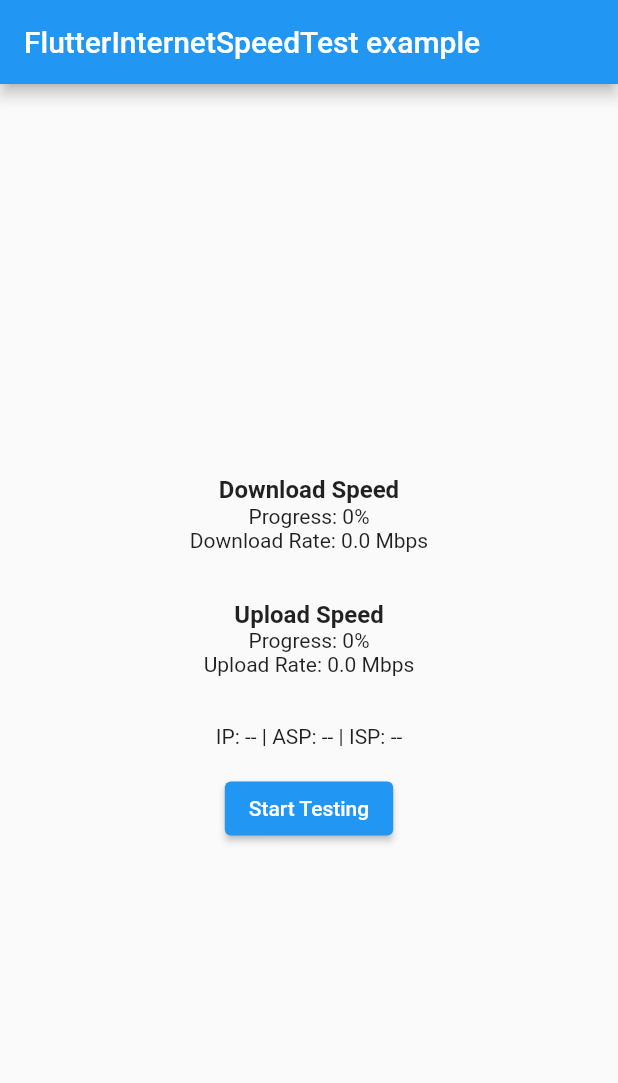
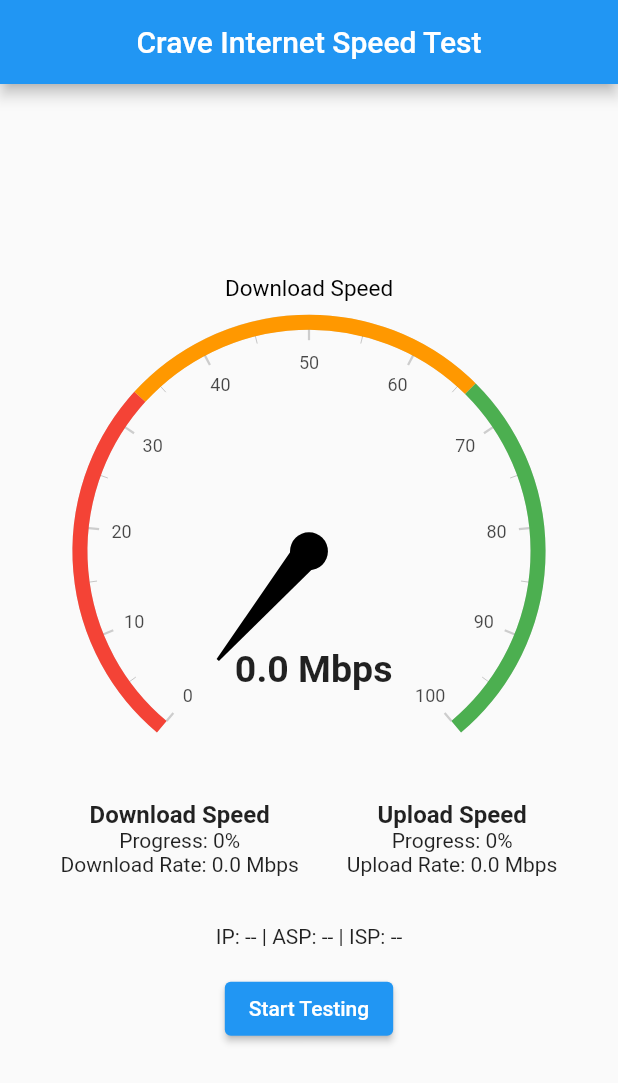
Before and after one commit to shaz-tech/flutter_internet_speed_test, a Flutter app: the screen it shows after launch, on a phone screen of 412 x 824 dp. Shown: the top 1083 px of the screen. Run offline on Flutter 3.47's test engine with Material 2 defaults, Android fonts, the phone set to English and light mode, and no system bars; drawn by our look-alikes of syncfusion_flutter_gauges; our stand-ins replace connectivity_plus, flutter_riverpod, flutter_spinkit, logger, plugin_platform_interface; missing offline and left inert: kdgaugeview, tuple_dart.

Commit message:
added speedometer

```diff
--- a/example/lib/main.dart
+++ b/example/lib/main.dart
@@ -1,6 +1,10 @@
 import 'package:flutter/foundation.dart';
 import 'package:flutter/material.dart';
 import 'package:flutter_internet_speed_test/flutter_internet_speed_test.dart';
+import 'package:flutter_spinkit/flutter_spinkit.dart';
+import 'package:kdgaugeview/kdgaugeview.dart';
+import 'package:syncfusion_flutter_gauges/gauges.dart';
+import 'package:flutter_riverpod/flutter_riverpod.dart';
 
 void main() {
   runApp(const MyApp());
@@ -16,6 +20,8 @@
 class _MyAppState extends State<MyApp> {
   final internetSpeedTest = FlutterInternetSpeedTest()..enableLog();
 
+  bool abcdef = true;
+
   bool _testInProgress = false;
   double _downloadRate = 0;
   double _uploadRate = 0;
@@ -24,6 +30,8 @@
   int _downloadCompletionTime = 0;
   int _uploadCompletionTime = 0;
   bool _isServerSelectionInProgress = false;
+
+  GlobalKey<KdGaugeViewState> key = GlobalKey<KdGaugeViewState>();
 
   String? _ip;
   String? _asn;
@@ -44,14 +52,61 @@
     return MaterialApp(
       home: Scaffold(
         appBar: AppBar(
-          title: const Text('FlutterInternetSpeedTest example'),
+          title: Center(child: const Text('Crave Internet Speed Test')),
         ),
         body: Center(
           child: Column(
             mainAxisSize: MainAxisSize.min,
             children: <Widget>[
+              SfRadialGauge(
+                title: GaugeTitle(
+                    text: abcdef ? 'Download Speed' : 'Upload Speed'),
+                enableLoadingAnimation: true,
+                axes: <RadialAxis>[
+                  RadialAxis(minimum: 0, maximum: 100, ranges: <GaugeRange>[
+                    GaugeRange(
+                        startValue: 0,
+                        endValue: 33,
+                        color: Colors.red,
+                        startWidth: 10,
+                        endWidth: 10),
+                    GaugeRange(
+                        startValue: 33,
+                        endValue: 66,
+                        color: Colors.orange,
+                        startWidth: 10,
+                        endWidth: 10),
+                    GaugeRange(
+                        startValue: 66,
+                        endValue: 100,
+                        color: Colors.green,
+                        startWidth: 10,
+                        endWidth: 10)
+                  ], pointers: <GaugePointer>[
+                    NeedlePointer(value: abcdef ? _downloadRate : _uploadRate,
+                    enableAnimation: true,
+
+                    ),
+                  ], annotations: <GaugeAnnotation>[
+                    GaugeAnnotation(
+                        widget: Container(
+                            child: Text(
+                                abcdef
+                                    ? ' $_downloadRate'+ ' Mbps'
+                                    : '$_uploadRate' + ' Mbps',
+                                style: TextStyle(
+                                    fontSize: 25,
+                                    fontWeight: FontWeight.bold))),
+                        angle: 90,
+                        positionFactor: 0.5)
+                  ]),
+                ],
+              ),
+              Row(
+                mainAxisAlignment: MainAxisAlignment.center,
+                children: [
                   Column(
-                mainAxisAlignment: MainAxisAlignment.center,
+                    // mainAxisAlignment: MainAxisAlignment.center,
                     children: <Widget>[
                       const Text(
                         'Download Speed',
@@ -68,7 +123,7 @@
                     ],
                   ),
                   const SizedBox(
-                height: 32.0,
+                    width: 32.0,
                   ),
                   Column(
                     mainAxisAlignment: MainAxisAlignment.center,
@@ -85,6 +140,8 @@
                       if (_uploadCompletionTime > 0)
                         Text(
                             'Time taken: ${(_uploadCompletionTime / 1000).toStringAsFixed(2)} sec(s)'),
+                    ],
+                  ),
                 ],
               ),
               const SizedBox(
@@ -162,6 +219,7 @@
                         _unitText =
                             data.unit == SpeedUnit.kbps ? 'Kbps' : 'Mbps';
                         _downloadCompletionTime = data.durationInMillis;
+                        abcdef = false;
                       });
                     }, onUploadComplete: (TestResult data) {
                       setState(() {
@@ -169,6 +227,7 @@
                         _unitText =
                             data.unit == SpeedUnit.kbps ? 'Kbps' : 'Mbps';
                         _uploadCompletionTime = data.durationInMillis;
+                        abcdef = true;
                       });
                     }, onCancel: () {
                       reset();
@@ -176,7 +235,23 @@
                   },
                 )
               } else ...{
-                const CircularProgressIndicator(),
+                // CircularProgressIndicator()
+                // SpinKitThreeInOut(
+                //
+                //   size: 50.0,
+                //   color: Colors.grey,
+                // )
+
+                SpinKitThreeInOut(
+                  itemBuilder: (BuildContext context, int index) {
+                    return DecoratedBox(
+                      decoration: BoxDecoration(
+                        borderRadius: BorderRadius.circular(50),
+                        color: index.isEven ? Colors.blueGrey : Colors.green,
+                      ),
+                    );
+                  },
+                ),
                 Padding(
                   padding: const EdgeInsets.all(8.0),
                   child: TextButton.icon(
```
Also changed, not shown: example/pubspec.yaml (+9 -3 lines), 1 other file. Lines whose indentation alone changed are shown as unchanged.
